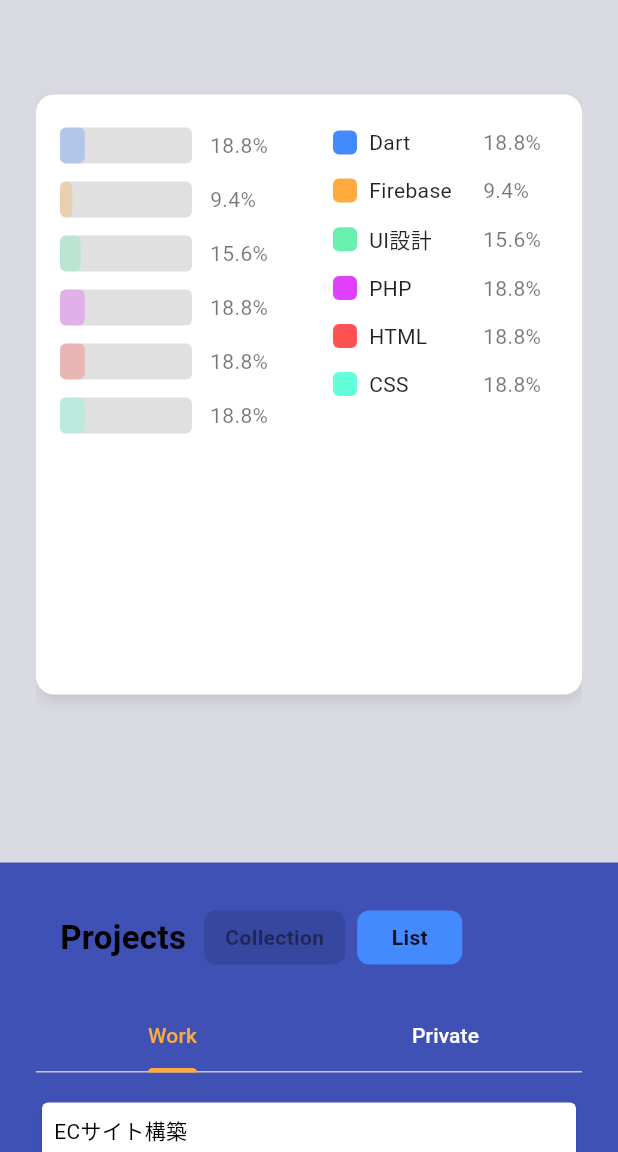
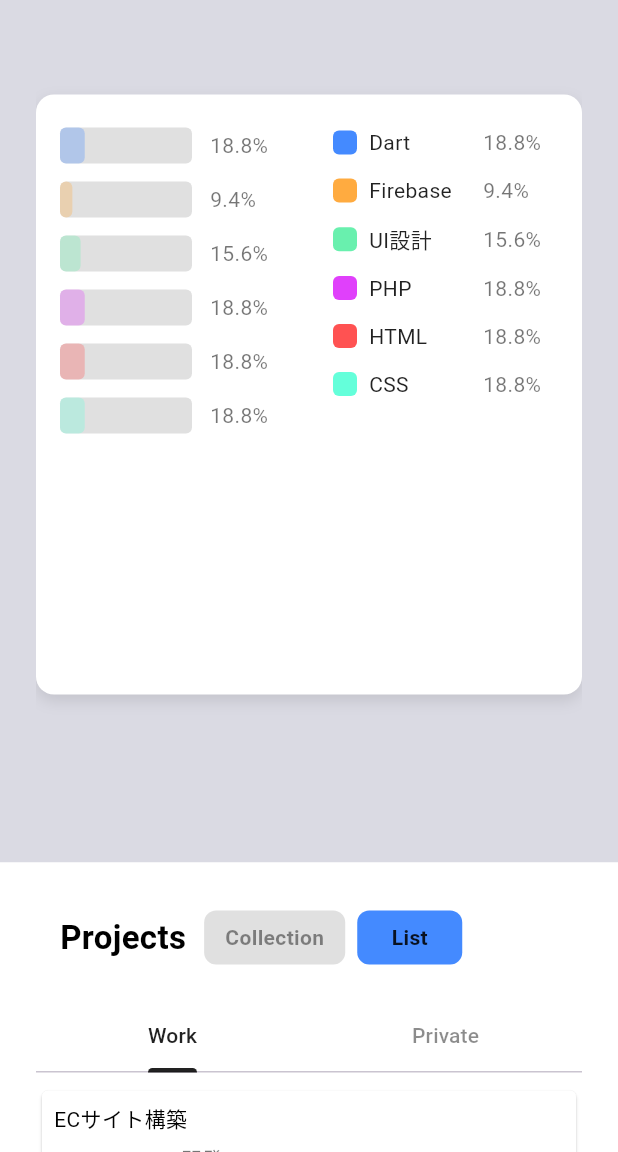
Before and after one commit to sigu-f7a231/dev-portfolio-site, a Flutter app: the screen it shows after launch, scrolled down 1728 dp, on a phone screen of 412 x 824 dp, the part 84-1236 px from its top. Run offline on Flutter 3.47's test engine with Material 3 defaults, Android fonts, the phone set to English and light mode, and no system bars; our stand-ins replace fl_chart, yaml.

Commit message:
project ref

```diff
--- a/dev_portfolio/lib/sections/projects/projects_section.dart
+++ b/dev_portfolio/lib/sections/projects/projects_section.dart
@@ -6,6 +6,7 @@
 import 'views/projects_tab_view.dart';
 import 'projects_header.dart';
 import '../config/projects/projects_section_config.dart';
+import '../../utils/theme_colors.dart';
 
 class ProjectsSection extends StatefulWidget {
   const ProjectsSection({super.key});
@@ -18,10 +19,10 @@
     with SingleTickerProviderStateMixin {
   late TabController _tabController;
 
-  // 🔽 変更：ValueNotifier
-  final ValueNotifier<bool> showCollectionNotifier =
-      ValueNotifier(false);
+  // コレクションモード切替
+  final ValueNotifier<bool> showCollectionNotifier = ValueNotifier(false);
 
+  // Future は initState で保持 → build 内で再生成しない
   late Future<List<Project>> workFuture;
   late Future<List<Project>> privateFuture;
 
@@ -37,7 +38,7 @@
   @override
   void dispose() {
     _tabController.dispose();
-    showCollectionNotifier.dispose(); // 忘れずに
+    showCollectionNotifier.dispose();
     super.dispose();
   }
 
@@ -46,19 +47,16 @@
     final isDark = Theme.of(context).brightness == Brightness.dark;
 
     return Container(
-      color: ProjectsSectionConfig.backgroundColor(isDark),
+      color: AppColors.background(isDark),
       padding: ProjectsSectionConfig.padding,
       height: MediaQuery.of(context).size.height,
       child: Column(
         children: [
-          // 🔽 Header（Notifier渡す）
           ProjectsHeader(
             showCollectionNotifier: showCollectionNotifier,
             isDark: isDark,
           ),
           ProjectsSectionConfig.headerSpacing,
-
-          // 🔽 TabView（Notifier渡す）
           Expanded(
             child: ProjectsTabView(
               tabController: _tabController,
--- a/dev_portfolio/lib/sections/projects/views/projects_tab_view.dart
+++ b/dev_portfolio/lib/sections/projects/views/projects_tab_view.dart
@@ -1,12 +1,12 @@
 // lib/sections/projects/views/projects_tab_view.dart
 import 'package:flutter/material.dart';
 import '../models/projects_model.dart';
-import '../../config/projects/projects_views_tab_config.dart';
+import '../pagination/projects_pagination_logic.dart';
+import '../pagination/projects_pagination_ui.dart';
 import '../views/project_list/project_list_ui.dart';
 import '../views/projects_collection_view.dart';
-import '../pagination/projects_pagination_logic.dart';
-import '../pagination/projects_pagination_ui.dart';
 import '../views/project_list/project_list_modal_function.dart';
+import '../../../utils/theme_colors.dart';
 
 class ProjectsTabView extends StatefulWidget {
   final TabController tabController;
@@ -29,10 +29,7 @@
 }
 
 class _ProjectsTabViewState extends State<ProjectsTabView> {
-  // タブごとの現在ページ番号を保持
-  Map<int, int> currentPages = {};
-
-  // 🔹 Future をキャッシュして、再ビルド時に変化させない
+  Map<int, int> currentPages = {}; // タブごとのページ番号
   late Future<List<Project>> _workFuture;
   late Future<List<Project>> _privateFuture;
 
@@ -50,13 +47,15 @@
       children: [
         TabBar(
           controller: widget.tabController,
-          labelColor: ProjectsTabConfig.activeColor,
-          unselectedLabelColor:
-              ProjectsTabConfig.unselectedColor(widget.isDark),
-          indicatorColor: ProjectsTabConfig.activeColor,
-          tabs: ProjectsTabConfig.tabs,
+          labelColor: AppColors.tabLabel(widget.isDark),
+          unselectedLabelColor: AppColors.tabUnselected(widget.isDark),
+          indicatorColor: AppColors.tabLabel(widget.isDark),
+          tabs: const [
+            Tab(text: 'Work'),
+            Tab(text: 'Private'),
+          ],
         ),
-        ProjectsTabConfig.spacing,
+        const SizedBox(height: 8),
         Expanded(
           child: TabBarView(
             controller: widget.tabController,
@@ -75,71 +74,55 @@
       future: future,
       builder: (context, snapshot) {
         if (snapshot.connectionState != ConnectionState.done) {
-          return ProjectsTabConfig.loading;
+          return const Center(child: CircularProgressIndicator());
         }
 
         if (!snapshot.hasData || snapshot.data!.isEmpty) {
-          return ProjectsTabConfig.empty;
+          return const Center(child: Text('No projects'));
         }
 
         final projects = snapshot.data!;
-
-        // 🔹 開始日が古い順にソート
         projects.sort((a, b) => a.periodStart.compareTo(b.periodStart));
 
         final totalPages = ProjectsPaginationLogic.getTotalPages(projects);
-
-        // 🔹 タブごとの現在ページを使用
         final currentPage = currentPages[tabIndex] ?? 1;
-
         final paginatedProjects =
             ProjectsPaginationLogic.getPaginatedProjects(projects, currentPage);
 
         return ValueListenableBuilder<bool>(
           valueListenable: widget.showCollectionNotifier,
           builder: (_, showCollection, __) {
-            return LayoutBuilder(
-              builder: (context, constraints) {
-                const paginationHeight = 60.0;
             return Column(
               children: [
-                    SizedBox(
-                      height: constraints.maxHeight - paginationHeight,
+                Expanded(
                   child: showCollection
                       ? ProjectCollectionView(
                           projects: paginatedProjects,
                           isDark: widget.isDark,
-                              onProjectTap: (project) {
-                                showProjectDetailModal(
+                          onProjectTap: (p) => showProjectDetailModal(
                             context,
-                                  project,
+                            p,
                             isDark: widget.isDark,
-                                );
-                              },
+                          ),
                         )
                       : ProjectListUI(
                           projects: paginatedProjects,
                           isDark: widget.isDark,
-                              onProjectTap: (project) {
-                                showProjectDetailModal(
+                          onProjectTap: (p) => showProjectDetailModal(
                             context,
-                                  project,
+                            p,
                             isDark: widget.isDark,
-                                );
-                              },
+                          ),
                         ),
                 ),
                 SizedBox(
-                      height: paginationHeight,
+                  height: 60,
                   child: ProjectsPaginationUI(
                     currentPage: currentPage,
                     totalPages: totalPages,
                     onPageChanged: (page) {
-                          setState(() {
-                            currentPages[tabIndex] = page;
-                          });
+                      setState(() => currentPages[tabIndex] = page);
                     },
-                        // 🔹 ダークモード対応（既存色は ProjectsPaginationConfig を参照）
                     isDark: widget.isDark,
                   ),
                 ),
@@ -149,7 +132,5 @@
         );
       },
     );
-      },
-    );
   }
 }
--- /dev/null
+++ b/dev_portfolio/lib/utils/theme_colors.dart
@@ -0,0 +1,23 @@
+// lib/utils/colors.dart
+import 'package:flutter/material.dart';
+
+class AppColors {
+  // ProjectsSection 背景色
+  static Color background(bool isDark) => isDark ? Colors.black87 : Colors.white;
+
+  // ProjectsTabView タブの文字色
+  static Color tabLabel(bool isDark) => isDark ? Colors.white : Colors.black87;
+  static Color tabUnselected(bool isDark) => isDark ? Colors.white54 : Colors.black45;
+
+  // ProjectCollectionView / ProjectListUI カード色
+  static Color card(bool isDark) => isDark ? Colors.grey[850]! : Colors.white;
+
+  // Project skill ボタン色
+  static Color skillButton(bool isDark) => isDark ? Colors.blueGrey : Colors.blue[100]!;
+
+  // ProjectsPaginationUI のボタン色
+  static Color paginationButton(bool isDark) => isDark ? Colors.grey[700]! : Colors.grey[300]!;
+
+  // 文字色などは必要に応じて追加
+  static Color text(bool isDark) => isDark ? Colors.white : Colors.black87;
+}
```
Lines whose indentation alone changed are shown as unchanged.
